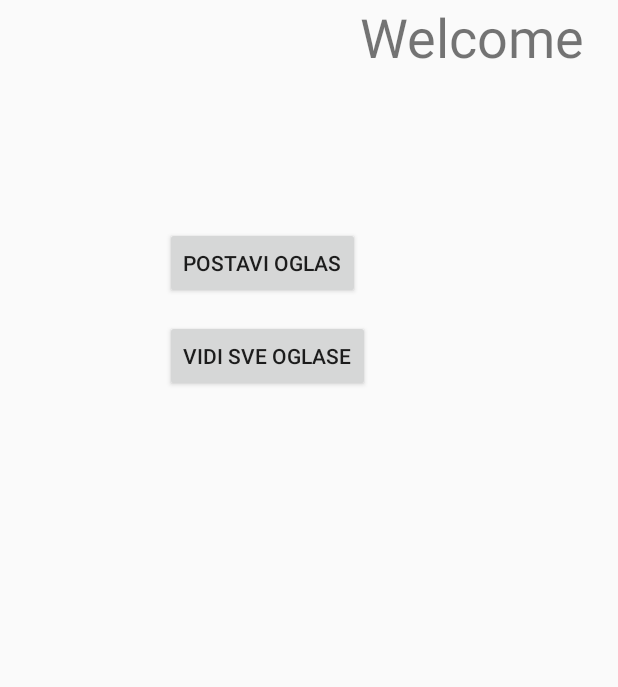
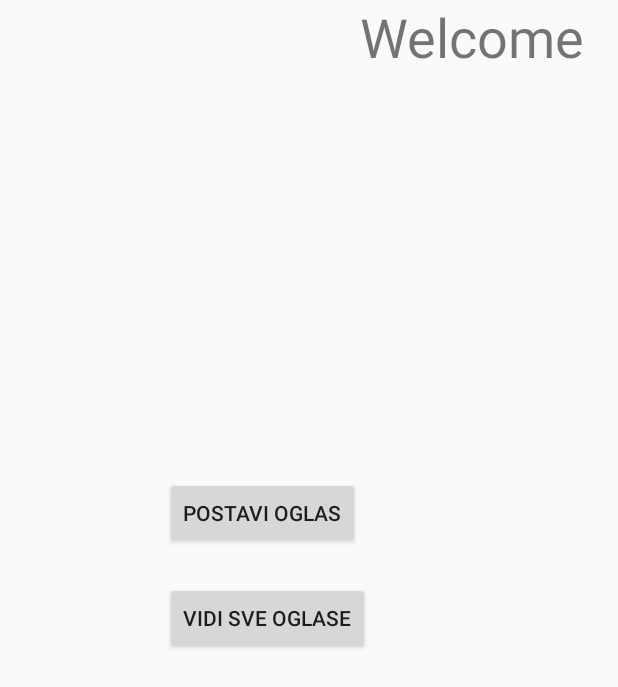
Before and after one commit to demir005/CarSharing, an Android app: the layout display.xml on its own in the app's theme, with its tools: preview values and no code run, on a phone screen of 412 x 824 dp. Shown: the top 687 px of the screen. Run offline under Robolectric (Android 15) with nearby library versions, the phone set to English and light mode, and no system bars.

Commit message:
some changes

```diff
--- a/app/src/main/java/com/example/demir/carsharing/Display.java
+++ b/app/src/main/java/com/example/demir/carsharing/Display.java
@@ -16,8 +16,6 @@ public class Display extends Activity {
         super.onCreate(savedInstanceState);
         setContentView(R.layout.display);
         String username = getIntent().getStringExtra("Username");
-
-
         TextView tv = (TextView)findViewById(R.id.TVUsername);
         tv.setText(username);
     }
--- a/app/src/main/java/com/example/demir/carsharing/MainActivity.java
+++ b/app/src/main/java/com/example/demir/carsharing/MainActivity.java
@@ -6,6 +6,7 @@ import android.support.v7.app.AppCompatActivity;
 import android.os.Bundle;
 import android.view.View;
 import android.content.Intent;
+import android.widget.Button;
 import android.widget.EditText;
 import android.widget.Toast;
 
@@ -13,11 +14,11 @@ public class MainActivity extends AppCompatActivity {
 
 
     DatabaseHelper helper = new DatabaseHelper(this);
+    private Button v;
     @Override
     protected void onCreate(Bundle savedInstanceState) {
         super.onCreate(savedInstanceState);
         setContentView(R.layout.activity_main);
-
     }
 
     public void onButtonClick(View v){
@@ -34,7 +35,7 @@ public class MainActivity extends AppCompatActivity {
             if(pass.equals(password))
             {
                 Intent i = new Intent(MainActivity.this, Display.class);
-                i.putExtra("Username", str);
+                i.putExtra("uname", str);
                 startActivity(i);
             }
             else
--- a/app/src/main/res/layout/display.xml
+++ b/app/src/main/res/layout/display.xml
@@ -12,26 +12,6 @@
         android:layout_alignParentLeft="true"
         android:layout_alignParentStart="true" />
 
-    <Button
-        android:text="Postavi Oglas"
-        android:layout_width="wrap_content"
-        android:layout_height="wrap_content"
-        android:layout_marginTop="96dp"
-        android:id="@+id/btn_oglas"
-        android:layout_below="@+id/TVUsername"
-        android:layout_toLeftOf="@+id/textView"
-        android:layout_toStartOf="@+id/textView" />
-
-    <Button
-        android:text="Vidi sve oglase"
-        android:layout_width="wrap_content"
-        android:layout_height="wrap_content"
-        android:layout_marginTop="14dp"
-        android:id="@+id/btn_pregled"
-        android:layout_below="@+id/btn_oglas"
-        android:layout_alignLeft="@+id/btn_oglas"
-        android:layout_alignStart="@+id/btn_oglas" />
-
     <TextView
         android:text="Welcome"
         android:layout_width="wrap_content"
@@ -44,5 +24,24 @@
         android:layout_marginRight="22dp"
         android:layout_marginEnd="22dp" />
 
+    <Button
+        android:text="Vidi sve oglase"
+        android:layout_width="wrap_content"
+        android:layout_height="wrap_content"
+        android:id="@+id/btn_pregled"
+        android:layout_centerVertical="true"
+        android:layout_alignLeft="@+id/btn_oglas"
+        android:layout_alignStart="@+id/btn_oglas" />
+
+    <Button
+        android:text="Postavi Oglas"
+        android:layout_width="wrap_content"
+        android:layout_height="wrap_content"
+        android:id="@+id/btn_oglas"
+        android:layout_above="@+id/btn_pregled"
+        android:layout_toLeftOf="@+id/textView"
+        android:layout_toStartOf="@+id/textView"
+        android:layout_marginBottom="22dp" />
+
 
 </RelativeLayout>
```
Also changed, not shown: app/src/main/AndroidManifest.xml (+6 -1 lines), app/src/main/java/com/example/demir/carsharing/DatabaseHelper.java (+4 -4 lines), app/src/main/java/com/example/demir/carsharing/TripRegistration.java (added, +13 -0 lines), app/src/main/res/layout/activity_trip_registration.xml (added, +13 -0 lines).
